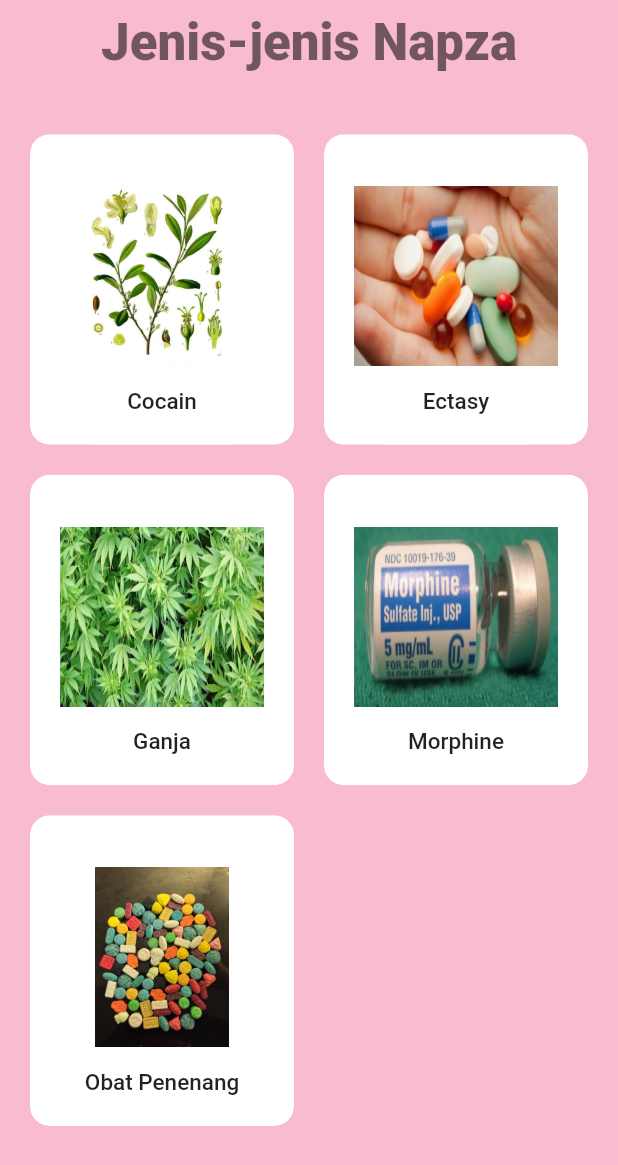
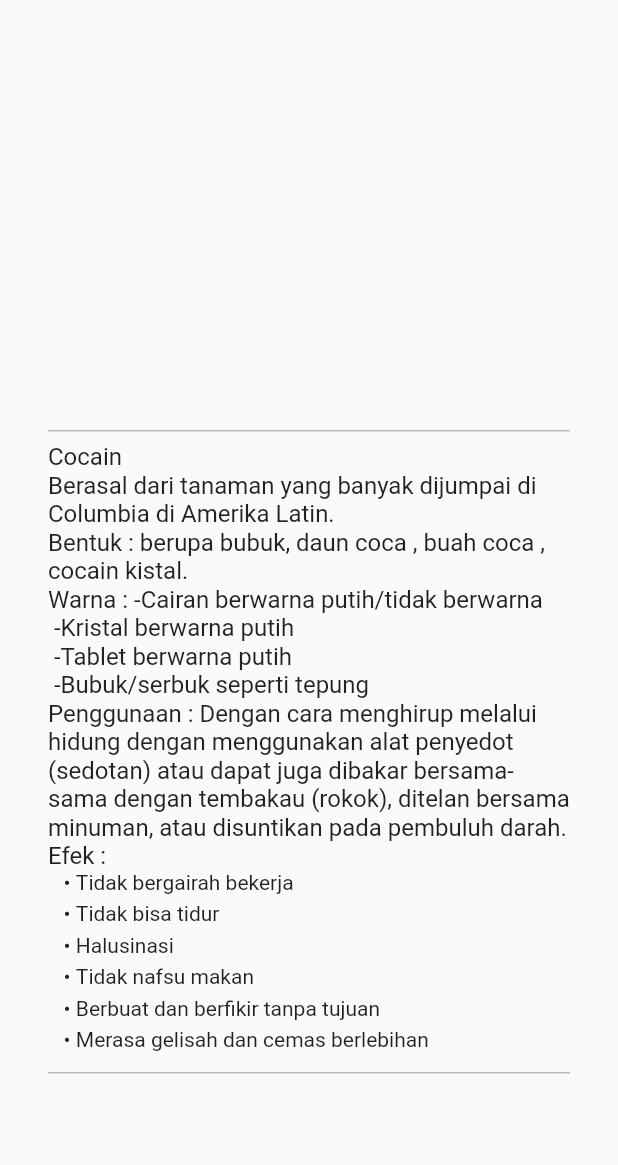
Before and after one commit to natayudarsi/info_napza, a Flutter app: the JenisNapzaScreen screen opened by its route, after a tap on "Cocain", on a phone screen of 412 x 824 dp. Shown: the top 1165 px of the screen. Run offline on Flutter 3.47's test engine with Material 2 defaults, Android fonts, the phone set to English and light mode, and no system bars; our stand-ins replace flutter_svg, native_pdf_view; missing offline and left inert: a package.

Commit message:
add routing to quiz napza

```diff
--- a/lib/common/routing/routes.dart
+++ b/lib/common/routing/routes.dart
@@ -4,4 +4,5 @@ class Routes {
   static const String bukuNapzaScreen = '/bukuNapza';
   static const String kuisScreen = '/kuis';
   static const String videoScreen = '/video';
+  static const String detailJenisNapza = '/detailJenisNapza';
 }
--- a/lib/common/routing/routing.dart
+++ b/lib/common/routing/routing.dart
@@ -5,7 +5,9 @@ import 'package:info_napza/details_screen.dart';
 import 'package:info_napza/home_page.dart';
 import 'package:info_napza/main.dart';
 import 'package:info_napza/presentation/screens/buku_napza/buku_napza_screen.dart';
+import 'package:info_napza/presentation/screens/jenis_napza/detail_jenis_napza_screen.dart';
 import 'package:info_napza/presentation/screens/jenis_napza/jenis_napza_screen.dart';
+import 'package:info_napza/presentation/screens/quiz_screen/quiz_screen.dart';
 import 'package:info_napza/presentation/widget/error_screen.dart';
 import 'package:info_napza/presentation/widget/slide_transition_widget.dart';
 
@@ -23,11 +25,11 @@ class RouteGenerator {
       //    animationTo: AnimationTo.left,
       //    page: _buildJenisScreen()
       //   ) ;
-      case Routes.kuisScreen:
-        return SlideRouteTransition(
-          animationTo: AnimationTo.left,
-          page: _kuisScreen()
-        );
+      // case Routes.kuisScreen:
+      //   return SlideRouteTransition(
+      //     animationTo: AnimationTo.left,
+      //     page: _kuisScreen()
+      //   );
 
       case Routes.bukuNapzaScreen:
         return SlideRouteTransition(
@@ -39,6 +41,18 @@ class RouteGenerator {
         return SlideRouteTransition(
           animationTo: AnimationTo.left,
           page: _buildJenisNapzaScreen()
+        );
+
+      case Routes.kuisScreen:
+        return SlideRouteTransition(
+          animationTo: AnimationTo.left,
+          page: _buildKuisScreen()
+        );
+
+      case Routes.detailJenisNapza:
+        return SlideRouteTransition(
+          animationTo: AnimationTo.left,
+          page: _buildDetailJenisNapza(settings.arguments)
         );
       default:
       return MaterialPageRoute<dynamic>(builder: (_) => _buildErrorScreen());
@@ -63,4 +77,17 @@ class RouteGenerator {
   static Widget _buildJenisNapzaScreen() {
     return JenisNapzaScreen();
   }
+
+  static Widget _buildKuisScreen() {
+    return QuizScreen();
+  }
+
+  static Widget _buildDetailJenisNapza(dynamic arguments) {
+    String napza = arguments['napza'];
+    List efek = arguments['efek'];
+    return DetailJenisNapzaScreen(
+      efek: efek,
+      napza: napza,
+    );
+  }
 }
--- /dev/null
+++ b/lib/model/jenis_napza_model.dart
@@ -0,0 +1,44 @@
+String ekstasy = 'Ekstasy\nDikenal dengan nama : Inex, I, Kancing Drug, Yuppie Drug, Essence, Clarity, Butterfly ,Black Heart, dll.\nBentuk\t: Berupa table dan kapsul\nWarna\t: bermacam-macam\nPenggunaan\t: ditelan\nEfek :';
+
+List efekEkstasy = ['Timbul rasa gembira secara berlebihan. Banyak orang mengkonsumsi ekstasy untuk tujuan bersenang-senang. Ekstasy banyak digunakan oleh anak-anak muda agar dapat berpesta di diskotik sepanjang malam. Karena saking gembiranya kadang-kadang sampai lepas kendali sehingga tidak malu-malu melakukan pesta seks.',
+                    'Merasa cemas',
+                    'Tidak mau diam (hiperaktif)',
+                    'Rasa percaya diri meningkat',
+                    'Mengalami keringat dan gemetaran',
+                    'Susah tidur'];
+
+String cocain = 'Cocain\nBerasal dari tanaman yang banyak dijumpai di Columbia di Amerika Latin.\nBentuk\t: berupa bubuk, daun coca , buah coca , cocain kistal.\nWarna\t: -Cairan berwarna putih/tidak berwarna\n -Kristal berwarna putih\n -Tablet berwarna putih\n -Bubuk/serbuk seperti tepung\nPenggunaan\t: Dengan cara menghirup melalui hidung dengan menggunakan alat penyedot (sedotan) atau dapat juga dibakar bersama-sama dengan tembakau (rokok), ditelan bersama minuman, atau disuntikan pada pembuluh darah.\nEfek\t: ';
+
+List efekCocain =['Tidak bergairah bekerja',
+    'Tidak bisa tidur',
+    'Halusinasi',
+    'Tidak nafsu makan',
+    'Berbuat dan berfikir tanpa tujuan',
+    'Merasa gelisah dan cemas berlebihan'];
+
+String morfin= 'Morfin dan Heroin\nNama lain putaw, smack, junk, horse, H, PT, Etep, Bedak Putih\nBentuk\t: Berupa Serbuk\nWarna\t: Putih, abu-abu, kecoklatan hingga coklat tua\nPenggunaan\t: Dengan cara menghirup asapnya setelah bubuk heroin dibakar diatas kertas timah pembungkus rokok (sniffing­) atau dengan menyuntikkannya langsung ke pembuluh darah setelah heroin dilarutkan dalam air.\nEfek\t:';
+
+List efekMorfin = ['Menimbulkan rasa mengantuk, lesu, penampilan “dungu” jalan mengambang.',
+    'Rasa sakit seluruh badan',
+    'Badan gemetar, jantung berdebar-debar',
+    'Susah tidur dan nafsu makan berkurang',
+    'Matanya berair dan hidungnya selalu ingusan',
+    'Problem pada kesehatan : bengkak pada daerah menyuntik, tetanus, HIV/AIDS, Hepatitis B dan C, problem jantung, dada dan paru-paru, serta sulit buang air besar, pada wanita mengganggu sirkulasi menstruasi.'];
+
+String obatPenenang = 'Obat penenang\n(obat tidur, pil koplo, BK, Nipam, Valium, Lexotan dan lain-lain)\nBentuk\t: Tablet, Kapsul, serbuk\nCara penggunaan\t: ditelan secara langsung\nEfek\t :';
+
+List efekObatPenenang = ['Bicara jadi pelo, memperlambat Respons fisik, mental dan emosi. Dalam dosis tinggi akan membuat pengguna tidur, kemudian akan menimbulkan perasaan cemas, sensitive dan marah.',
+    'Penggunaan campuran dengan alkohol dapat berakibat kematian',
+    'Gejala putus zat berakibat halusinasi buruk, bingung'];
+
+String shabu = 'Shabu\nDikenal dengan nama : Kristal, Ubas, SS, Mecin.\nBentuk\t: Berupa Kristal\nWarna\t: Putih\nPenggunaan\t: dibakar dengan menggunakan alluminium foil dan asapnya dihirup melalui hidung. Dibakar dengan menggunakan botol kaca khusus (bong) dan disuntikkan.\nEfek\t: ';
+
+List efekShabu = ['Badannya merasa lebih kuat dan energik (meningkatkan stamina)',
+    'Tidak mau diam (hiperaktif)',
+    'Rasa percaya dan meningkat',
+    'Rasa ingin diperhatikan orang lain ',
+    'Nafsu makan berkurang akibatnya badan semakin kurus. Sering digunakan sebagai salah satu alternatif pengurus badan ',
+    'Susah tidur',
+    'Jantungnya berdebar-debar',
+    'Tekanan darah meningkat',
+    'Mengalami gangguan pada fungsi sosial dan pekerjaan'];
--- /dev/null
+++ b/lib/model/kuis_model.dart
@@ -0,0 +1,224 @@
+class Kuis{
+  final String nomor;
+  final String soal;
+  final String jawabanA;
+  final String jawabanB;
+  final String jawabanC;
+  final String jawabanD;
+  final String jawabanBenar;
+  final String penjelasan;
+
+  const Kuis({
+    this.nomor,
+    this.soal,
+    this.jawabanA,
+    this.jawabanB,
+    this.jawabanC,
+    this.jawabanD,
+    this.jawabanBenar,
+    this.penjelasan
+  });
+}
+
+List<Kuis> kuis =[
+  const Kuis(
+    nomor: '1',
+    soal : 'Zat adiktif adalah zat yang dapat menimbulkan',
+    jawabanA : 'Kesenangan',
+    jawabanB : 'Kesedihan',
+    jawabanC : 'Ketergantungan',
+    jawabanD: 'Kesembuhan',
+    jawabanBenar: 'C',
+    penjelasan: 'Zat adiktif adalah obat serta bahan-bahan aktif yang apabila dikonsumsi oleh organisme hidup, maka dapat menyebabkan kerja biologi serta menimbulkan ketergantungan atau adiksi yang sulit dihentikan dan berefek ingin menggunakannya secara terus-menerus.'
+  ),
+  const Kuis(
+    nomor: '2',
+    soal : 'Berikut ini yang bukan merupakan zat adiktif dan psikotropika adalah',
+    jawabanA : 'Alkohol',
+    jawabanB : 'PCP',
+    jawabanC : 'MSG',
+    jawabanD: 'Opium',
+    jawabanBenar: 'C',
+    penjelasan: 'Mononatrium glutamat, monosodium glutamat (MSG), atau natrium/sodium glutamat merupakan garam natrium dari asam glutamat yang merupakan salah satu asam amino non-esensial paling berlimpah yang terbentuk secara alami.'
+  ),
+  const Kuis(
+    nomor: '3',
+    soal : 'Zat-zat berikut ini tergolong dalam narkotika, kecuali',
+    jawabanA : 'Morfin',
+    jawabanB : 'Kokain',
+    jawabanC : 'Heroin',
+    jawabanD: 'Amifetamin',
+    jawabanBenar: 'D',
+    penjelasan: 'Amfetamin adalah obat stimulan sistem saraf pusat yang digunakan untuk menangani narkolepsi dan attention deficit hyperactivity disorder.'
+  ),
+  const Kuis(
+    nomor: '4',
+    soal : 'Zat psikotropika yang terdapat pada tembakau adalah',
+    jawabanA : 'Karbon Monoksida',
+    jawabanB : 'Nikotin',
+    jawabanC : 'Tar',
+    jawabanD: 'Cafein',
+    jawabanBenar: 'B',
+    penjelasan: 'Nikotin adalah senyawa kimia organik kelompok alkaloid yang dihasilkan secara alami oleh berbagai macam tumbuhan.'
+  ),
+  const Kuis(
+    nomor: '5',
+    soal : 'Di bawah ini merupakan zat racun yang terdapat dalam rokok, kecuali',
+    jawabanA : 'Tar',
+    jawabanB : 'Karbon Dioksida',
+    jawabanC : 'Nikotin',
+    jawabanD: 'Kafein',
+    jawabanBenar: 'D',
+    penjelasan: 'Caffeine atau kafein adalah zat kimia yang ditemukan pada kopi, teh, cola, guarana, mate, dan produk-produk lain. Kafein umumnya digunakan untuk meningkatkan kewaspadaan mental, namun kafein memiliki banyak kegunaan lain.'
+  ),
+  const Kuis(
+    nomor: '6',
+    soal : 'Berikut ini zat yang termasuk semisintesis adalah ',
+    jawabanA : 'Ekstasy',
+    jawabanB : 'Heroin',
+    jawabanC : 'Canabis',
+    jawabanD: 'Morfin',
+    jawabanBenar: 'B',
+    penjelasan: 'Heroin adalah derivatif 3.6-diasetil dari morfin (karena itulah namanya adalah diasetilmorfin) dan disintesiskan darinya melalui asetilasi dan semisintesis. Bentuk kristal putihnya.'
+  ),
+  const Kuis(
+    nomor: '7',
+    soal : 'Salah satu fungsi dari morfin di bidang medis adalah untuk',
+    jawabanA : 'Mengobati flu dan demam',
+    jawabanB : 'Mengurangi rasa lapar',
+    jawabanC : 'Mengobati rasa sakit berlebih',
+    jawabanD: 'Mengurangi rasa kantuk',
+    jawabanBenar: 'C',
+    penjelasan: 'Morfin adalah obat dengan fungsi untuk meredakan sakit atau nyeri yang parah. Morfin masuk ke dalam kategori analgesik narkotika (opiate). Obat ini bekerja di dalam otak untuk mengubah cara tubuh dalam merespon dan merasakan rasa sakit. Dosis morfin dan efek samping morfin akan dijelaskan lebih lanjut di bawah ini.'
+  ),
+  const Kuis(
+    nomor: '8',
+    soal : 'Berikut ini cara kerja dari nikotin adalah',
+    jawabanA : 'Mengusir oksigen dalam darah',
+    jawabanB : 'Menaikkan tekanan darah',
+    jawabanC : 'Memengaruhi pertumbuhan sel',
+    jawabanD: 'Merusak fungsi dari organ tubuh',
+    jawabanBenar: 'B',
+    penjelasan: 'Layaknya zat additive lainnya, ada beberapa cara bagi Nikotin untuk terserap dalam tubuh manusia, yaitu melalui: Kulit; Paru-paru; Mucous membranes.'
+  ),
+  const Kuis(
+    nomor: '9',
+    soal : 'Alkohol tergolong dalam ',
+    jawabanA : 'Depresan',
+    jawabanB : 'Halus Inogen',
+    jawabanC : 'Stimulan',
+    jawabanD: 'Analgenik',
+    jawabanBenar: 'A',
+    penjelasan: 'Depresan adalah obat penenang yang tergolong pada kelompok obat yang disebut ‘benzodiazepine’ • Obat- obat depresan diresepkan oleh para dokter untuk mengurangi stres, kecemasan, untuk membantu orang tidur dan kegunaan kedokteran lainnya. Biasanya obat-obat ini berbentuk kapsul atau tablet.'
+  ),
+  const Kuis(
+    nomor: '10',
+    soal : 'Amfetamin adalah zat psikotropika yang tergolong',
+    jawabanA : 'Stimulan',
+    jawabanB : 'Halus Inogen',
+    jawabanC : 'Inhalansia',
+    jawabanD: 'Depresan',
+    jawabanBenar: 'A',
+    penjelasan: 'Stimulan adalah obat-obatan yang menaikkan tingkat kewaspadaan di dalam rentang waktu singkat. Stimulan biasanya menaikkan efek samping dengan menaikkan efektivitas, dan berbagai jenis yang lebih hebat seringkali disalahgunakan menjadi obat yang ilegal atau dipakai tanpa resep dokter.'
+  ),
+  const Kuis(
+    nomor: '11',
+    soal : 'Sabu-sabu adalah zat adiktif yang mengandung',
+    jawabanA : 'Kokain',
+    jawabanB : 'Amfetamin',
+    jawabanC : 'Morfin',
+    jawabanD: 'Barbiturat',
+    jawabanBenar: 'B',
+    penjelasan: 'Salah satu jenis narkotika dengan beberapa jenis turunan seperti metamfetamina (sabu) dan metilendioksimetamfetamina/ MDMA (ekstasi). “Secara farmakologi, amfetamin sejatinya termasuk psikotropika.'
+  ),
+  const Kuis(
+    nomor: '12',
+    soal : 'Karbon monoksida yang terdapat dalam asap rokok bersifat racun karena',
+    jawabanA : 'Dapat menyebabkan karsinogen',
+    jawabanB : 'Menyebabkan penggumpalan darah',
+    jawabanC : 'Mengurangi kemampuan darah mengangkut oksigen',
+    jawabanD: 'Membuat darah sukar membeku',
+    jawabanBenar: 'C',
+    penjelasan: 'Ketika CO (karbonn monosida) terhirup, hemoglobin akan mengikat CO. Sebagaimana yang kita ketahui, hemoglobin itu biasanya mengikat oksigen untuk diedarkan ke seluruh tubuh.ketika terdapat CO dalam darah, hemoglobin akan mengikat CO karena afinitas CO lebih tinggi thdp hemoglobin. jika hal tersebut terjadi, maka pengikatan oksigen oleh hemoglobin semakin berkurang dan jaringan tubuh akan kekurangan oksigen.'
+  ),
+  const Kuis(
+    nomor: '13',
+    soal : 'Opium alami dapat diperoleh dari tanaman',
+    jawabanA : 'Kanabis sativa',
+    jawabanB : 'Kanabis indica',
+    jawabanC : 'Eritrosilon koka',
+    jawabanD: 'Papaver somniverum',
+    jawabanBenar: 'D',
+    penjelasan: 'Opium, apiun, atau candu (slang Bahasa Inggris: poppy) adalah getah bahan baku narkotika yang diperoleh dari buah candu (Papaver somniferum L. atau P. paeoniflorum) yang belum matang. Opium merupakan tanaman semusim yang hanya bisa dibudidayakan di pegunungan kawasan subtropis.'
+  ),
+  const Kuis(
+    nomor: '14',
+    soal : 'Gejala fisik yang dialami oleh para pecandu zat adiktif jenis opium dan amfetamin adalah',
+    jawabanA : 'Batuk, napas bau, dan sering berdahak',
+    jawabanB : 'Badan kurus, muka pucat, dan mata cekung',
+    jawabanC : 'Bicara cadel, sempoyongan, dan batuk',
+    jawabanD: 'Pupil lebar, sukar tidur, dan lemas',
+    jawabanBenar: 'B',
+    penjelasan: ''
+  ),
+  const Kuis(
+    nomor: '15',
+    soal : 'Upaya untuk menghilangkan obat dari pecandu narkoba disebut',
+    jawabanA : 'Operasi',
+    jawabanB : 'Vertilisasi',
+    jawabanC : 'Detoksifikasi',
+    jawabanD: 'Otopsi',
+    jawabanBenar: 'C',
+    penjelasan: 'Detoksifikasi (bahasa Inggris: detoxification, detox) adalah lintasan metabolisme yang mengurangi kadar racun di dalam tubuh.'
+  ),
+  const Kuis(
+    nomor: '16',
+    soal : 'Apabila penggunaan narkoba dihentikan, maka pecandu akan mengalami rasa nyeri, berkeringat, gemetar, dan demam. Hal ini disebut',
+    jawabanA : 'Fly',
+    jawabanB : 'Overdosis',
+    jawabanC : 'Sakau',
+    jawabanD: 'Kumat',
+    jawabanBenar: 'C',
+    penjelasan: 'Sakau, atau sakaw, alias putus obat, adalah gejala tubuh yang terjadi akibat pemberhentian pemakaian obat secara mendadak, atau akibat penurunan dosis obat secara drastis sekaligus. '
+  ),
+  const Kuis(
+    nomor: '17',
+    soal : 'Wanita akan lebih cepat mengalami mabuk saat mengkonsumsi zat adiktif daripada pria, karena ',
+    jawabanA : 'Tubuhnya lebih pendek',
+    jawabanB : 'Perutnya lebih kecil',
+    jawabanC : 'Volume darahnya lebih kecil',
+    jawabanD: 'Volume otaknya lebih besar',
+    jawabanBenar: 'C',
+    penjelasan: 'Ternyata Wanita Lebih Cepat Mabuk Daripada Pria Saat Mengonsumsi Alkohol, Ini.  Pada tubuh pria terdapat 65 persen air, sedangkan wanita hanya 55 persen, sehingga wanita lebih mudah mabuk. '
+  ),
+  const Kuis(
+    nomor: '18',
+    soal : 'Depresan disebut juga sebagai obat ',
+    jawabanA : 'Penenang',
+    jawabanB : 'Pereda Nyeri',
+    jawabanC : 'Hipetensi',
+    jawabanD: 'Perangsang',
+    jawabanBenar: 'A',
+    penjelasan: 'Depresan adalah obat penenang yang tergolong pada kelompok obat yang disebut ‘benzodiazepine’ • Obat–obat depresan diresepkan oleh para dokter untuk mengurangi stres, kecemasan, untuk membantu orang tidur dan kegunaan kedokteran lainnya.'
+  ),
+  const Kuis(
+    nomor: '19',
+    soal : 'Stimulan disebut juga sebagai obat ',
+    jawabanA : 'Pemati Rasa',
+    jawabanB : 'Penenang',
+    jawabanC : 'Perangsang',
+    jawabanD: 'Hipertensi',
+    jawabanBenar: 'C',
+    penjelasan: ''
+  ),
+  const Kuis(
+    nomor: '20',
+    soal : 'Zat berikut ini sering digunakan dengan cara inhalansia, kecuali ',
+    jawabanA : 'Parasetamol',
+    jawabanB : 'Cat',
+    jawabanC : 'Parfum',
+    jawabanD: 'Spiritus',
+    jawabanBenar: 'A',
+    penjelasan: 'Parasetamol atau asetaminofen adalah obat analgesik dan antipiretik yang populer dan digunakan untuk melegakan sakit kepala, sengal-sengal.'
+  ),
+];
--- /dev/null
+++ b/lib/presentation/screens/jenis_napza/detail_jenis_napza_screen.dart
@@ -0,0 +1,111 @@
+import 'package:flutter/material.dart';
+
+class DetailJenisNapzaScreen extends StatelessWidget {
+  final String napza;
+  final List efek;
+
+  const DetailJenisNapzaScreen({Key key, this.napza, this.efek,}) : super(key: key);
+
+  @override
+  Widget build(BuildContext context) {
+    var size = MediaQuery.of(context).size;
+    var efekList = <Widget>[];
+    for(var text in efek) {
+      efekList.add(UnorderedListItem(text));
+      efekList.add(SizedBox(height: 5.0,));
+    }
+
+    return Scaffold(
+       body: SafeArea(
+         child: Stack(
+           children: <Widget>[
+             Column(
+               children: <Widget>[
+                Padding(
+                  padding: EdgeInsets.all(32),
+                  child: Column(
+                    crossAxisAlignment: CrossAxisAlignment.start,
+                    children: <Widget>[
+                      SizedBox(height: size.height * 0.3,),
+
+                      // Text(
+                      //   'Audio Learner',
+                      //   style: TextStyle(
+                      //     fontFamily: 'TTCommons',
+                      //     fontSize: 52,
+                      //     fontWeight: FontWeight.w500
+                      //   ),
+                      //   textAlign: TextAlign.left,
+                      // ),
+                      Divider(color: Colors.black38),
+                      SizedBox(
+                        width:size.width * 0.9,
+                        height: size.height * 0.5,
+                        child: SingleChildScrollView(
+                          // child: Text(
+                          //   // InfoGayaBelajarString.ciri_ciri,
+                          //   style: TextStyle(
+                          //     fontFamily: 'TTCommons',
+                          //     fontSize: 16,
+                          //     fontWeight: FontWeight.w400
+                          //   ),
+                          //   textAlign: TextAlign.left,
+                          // ),
+                          child: Column(
+                            crossAxisAlignment: CrossAxisAlignment.start,
+                            children: <Widget>[
+                              Text(napza,
+                                style: TextStyle(
+                                  fontSize: 16
+                                ),
+                              ),
+                              // Text('Ciri-ciri gaya belajar visual',
+                              //   style: TextStyle(
+                              //     fontSize: 16
+                              //   ),
+                              // ),
+                              Column(
+                                children: efekList,
+                              ),
+
+                            ],
+                          ),
+                        )
+                      ),
+                      Divider(color: Colors.black38,)
+                    ],
+                  ),
+                ),
+               ]
+             ),
+            //  Container(
+            //    width: size.width,
+            //    height: size.height * 0.3,
+            //    child: Image.asset(image)
+            //   )
+           ],
+         )
+      )
+    );
+  }
+
+}
+
+
+class UnorderedListItem extends StatelessWidget {
+  UnorderedListItem(this.text);
+  final String text;
+
+  @override
+  Widget build(BuildContext context) {
+    return Row(
+      crossAxisAlignment: CrossAxisAlignment.start,
+      children: <Widget>[
+        Text("   • "),
+        Expanded(
+          child: Text(text),
+        ),
+      ],
+    );
+  }
+}
--- a/lib/presentation/screens/jenis_napza/jenis_napza_screen.dart
+++ b/lib/presentation/screens/jenis_napza/jenis_napza_screen.dart
@@ -2,6 +2,7 @@ import 'package:flutter/material.dart';
 import 'package:flutter_svg/flutter_svg.dart';
 import 'package:info_napza/category_card.dart';
 import 'package:info_napza/common/routing/routes.dart';
+import 'package:info_napza/model/jenis_napza_model.dart';
 
 class JenisNapzaScreen extends StatefulWidget{
   @override
@@ -47,6 +48,11 @@ class _JenisNapzaScreenState extends State<JenisNapzaScreen>{
                           title: "Cocain",
                           pictureSrc: "assets/images/cocain.jpeg",
                           press: () {
+                            Map payload = {
+                              'napza': cocain,
+                              'efek': efekCocain,
+                            };
+                            Navigator.of(context).pushNamed(Routes.detailJenisNapza, arguments: payload);
                           },
                         ),
                         CategoryCard(
```
Also changed, not shown: lib/presentation/screens/quiz_screen/quiz_screen.dart (added, +292 -0 lines).
